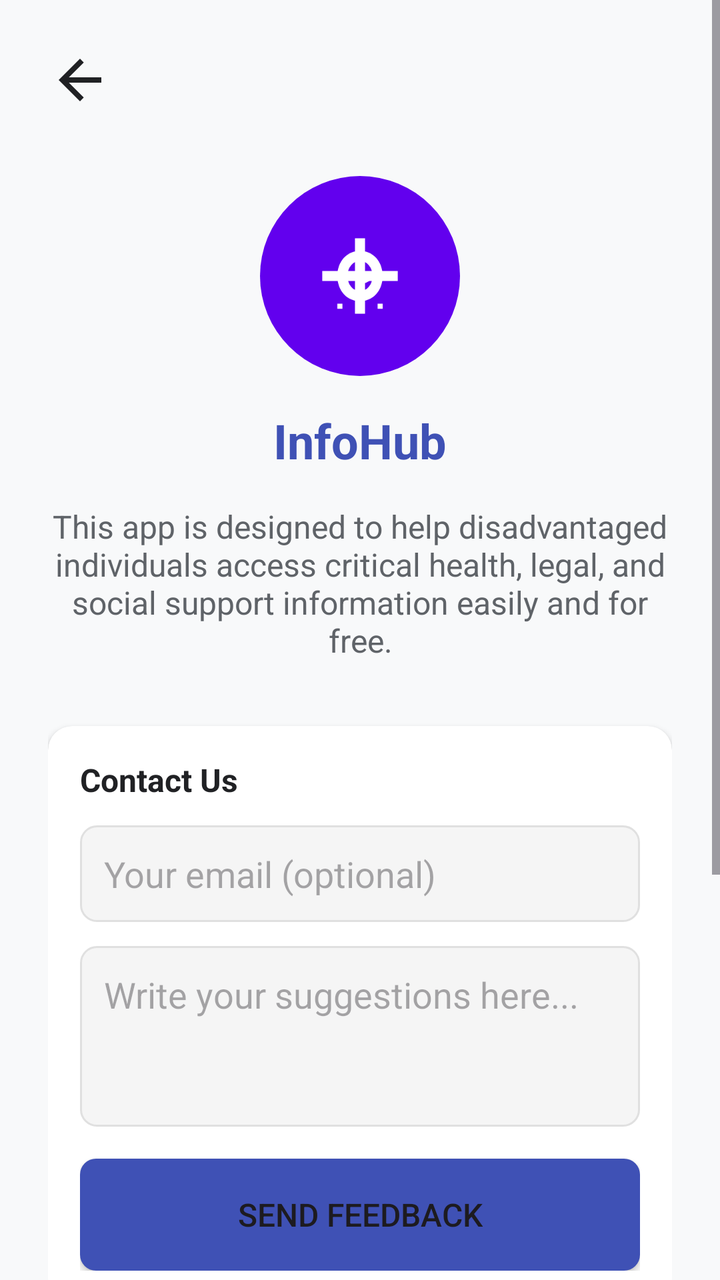
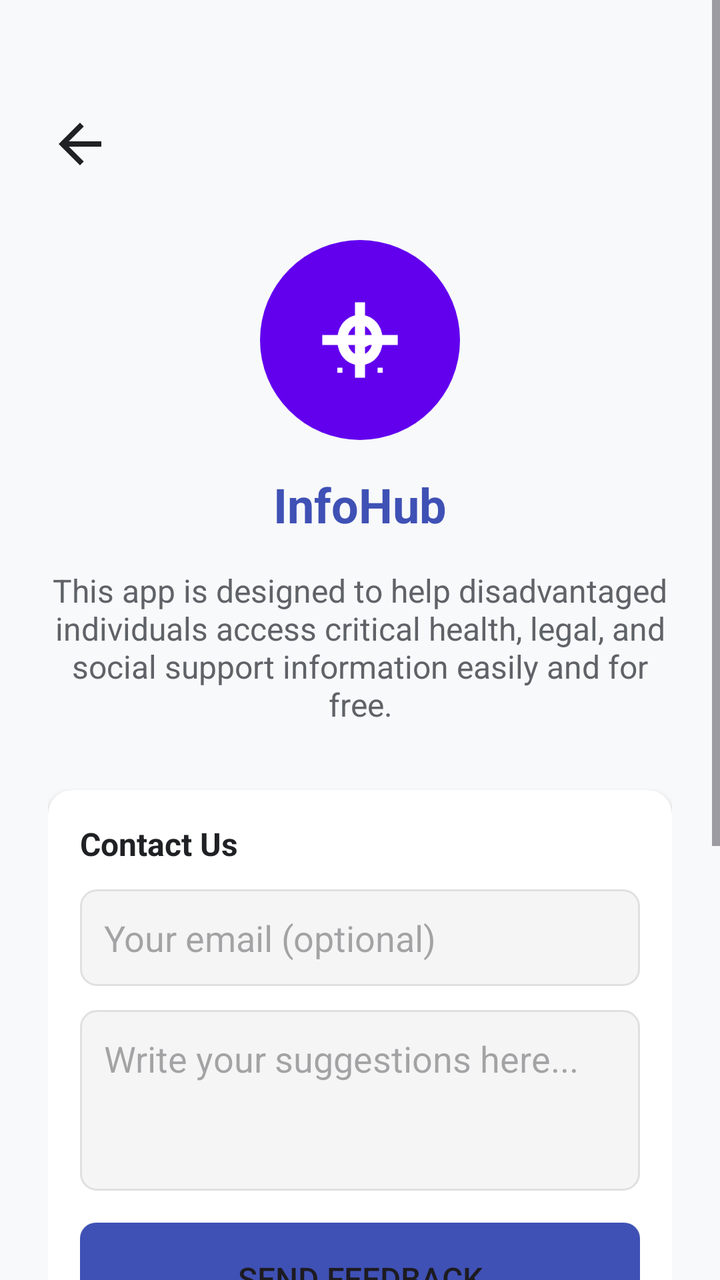

An Android layout rendered at two revisions. The XML below is the earlier revision; the diff shows what the commit changed to produce the second picture.
<!-- AndroidManifest.xml: activity theme Theme.CMP2004TermProject.NoActionBar -->
<!-- res/layout/activity_about.xml -->
<?xml version="1.0" encoding="utf-8"?>
<ScrollView xmlns:android="http://schemas.android.com/apk/res/android"
    xmlns:app="http://schemas.android.com/apk/res-auto"
    android:layout_width="match_parent"
    android:layout_height="match_parent"
    android:background="@color/md_theme_light_background"
    android:fitsSystemWindows="true"
    android:fillViewport="true">

    <LinearLayout
        android:layout_width="match_parent"
        android:layout_height="wrap_content"
        android:orientation="vertical"
        android:padding="24dp"
        android:gravity="center_horizontal">

        <LinearLayout
            android:layout_width="match_parent"
            android:layout_height="wrap_content"
            android:orientation="horizontal"
            android:gravity="center_vertical">
            
            <ImageView
                android:id="@+id/btnBack"
                android:layout_width="32dp"
                android:layout_height="32dp"
                android:src="@drawable/ic_back"
                app:tint="@color/text_primary"
                android:background="?attr/selectableItemBackgroundBorderless"
                android:clickable="true"
                android:focusable="true"
                android:contentDescription="Back" />
            
            <View
                android:layout_width="0dp"
                android:layout_height="0dp"
                android:layout_weight="1"/>
        </LinearLayout>

        <ImageView
            android:layout_width="100dp"
            android:layout_height="100dp"
            android:src="@drawable/ic_launcher_foreground"
            android:background="@drawable/circle_background_purple"
            android:padding="16dp"
            android:layout_marginTop="32dp"
            android:contentDescription="App icon" />

        <TextView
            android:layout_width="wrap_content"
            android:layout_height="wrap_content"
            android:text="@string/app_name"
            android:textSize="24sp"
            android:textStyle="bold"
            android:textColor="@color/md_theme_light_primary"
            android:layout_marginTop="16dp" />

        <TextView
            android:layout_width="match_parent"
            android:layout_height="wrap_content"
            android:text="This app is designed to help disadvantaged individuals access critical health, legal, and social support information easily and for free."
            android:textSize="16sp"
            android:textColor="@color/text_secondary"
            android:textAlignment="center"
            android:gravity="center"
            android:layout_marginTop="16dp"
            android:layout_marginBottom="32dp" />

        <androidx.cardview.widget.CardView
            android:layout_width="match_parent"
            android:layout_height="wrap_content"
            android:layout_marginBottom="16dp"
            app:cardCornerRadius="12dp"
            app:cardElevation="2dp"
            app:cardBackgroundColor="@color/white">

            <LinearLayout
                android:layout_width="match_parent"
                android:layout_height="wrap_content"
                android:orientation="vertical"
                android:padding="16dp">

                <TextView
                    android:layout_width="wrap_content"
                    android:layout_height="wrap_content"
                    android:text="Contact Us"
                    android:textSize="16sp"
                    android:textStyle="bold"
                    android:textColor="@color/text_primary"
                    android:layout_marginBottom="12dp" />

                <EditText
                    android:id="@+id/etEmail"
                    android:layout_width="match_parent"
                    android:layout_height="wrap_content"
                    android:hint="Your email (optional)"
                    android:inputType="textEmailAddress"
                    android:padding="12dp"
                    android:background="@drawable/edittext_background"
                    android:layout_marginBottom="12dp" />

                <EditText
                    android:id="@+id/etFeedback"
                    android:layout_width="match_parent"
                    android:layout_height="wrap_content"
                    android:hint="Write your suggestions here..."
                    android:inputType="textMultiLine"
                    android:minLines="3"
                    android:gravity="top"
                    android:padding="12dp"
                    android:background="@drawable/edittext_background"
                    android:layout_marginBottom="16dp" />

                <Button
                    android:id="@+id/btnSendEmail"
                    android:layout_width="match_parent"
                    android:layout_height="56dp"
                    android:text="Send Feedback"
                    android:textSize="16sp"
                    android:background="@drawable/button_primary" />
            </LinearLayout>
        </androidx.cardview.widget.CardView>

        <androidx.cardview.widget.CardView
            android:layout_width="match_parent"
            android:layout_height="wrap_content"
            app:cardCornerRadius="12dp"
            app:cardElevation="2dp"
            app:cardBackgroundColor="@color/white">

            <LinearLayout
                android:layout_width="match_parent"
                android:layout_height="wrap_content"
                android:orientation="vertical"
                android:padding="16dp">

                <TextView
                    android:layout_width="wrap_content"
                    android:layout_height="wrap_content"
                    android:text="Emergency Help"
                    android:textSize="16sp"
                    android:textStyle="bold"
                    android:textColor="@color/text_primary"
                    android:layout_marginBottom="12dp" />

                <TextView
                    android:layout_width="match_parent"
                    android:layout_height="wrap_content"
                    android:text="Need immediate assistance? Tap the button below to call for help."
                    android:textSize="14sp"
                    android:textColor="@color/text_secondary"
                    android:layout_marginBottom="16dp" />

                <Button
                    android:id="@+id/btnCallHelp"
                    android:layout_width="match_parent"
                    android:layout_height="56dp"
                    android:text="Call for Help (112)"
                    android:textSize="16sp"
                    android:background="@drawable/button_emergency" />
            </LinearLayout>
        </androidx.cardview.widget.CardView>

        <TextView
            android:layout_width="match_parent"
            android:layout_height="wrap_content"
            android:text="Version 1.0"
            android:textSize="12sp"
            android:textColor="@color/text_secondary"
            android:textAlignment="center"
            android:layout_marginTop="32dp"
            android:layout_marginBottom="24dp" />

    </LinearLayout>
</ScrollView>
<!-- resources referenced by this layout -->
<resources>
  <color name="md_theme_light_background">#F8F9FA</color>
  <color name="md_theme_light_primary">#3F51B5</color>
  <color name="text_primary">#202124</color>
  <color name="text_secondary">#5F6368</color>
  <color name="white">#FFFFFF</color>
  <!-- drawable button_emergency (drawable) -->
  <?xml version="1.0" encoding="utf-8"?>
  <ripple xmlns:android="http://schemas.android.com/apk/res/android"
      android:color="#80FFFFFF">
      <item>
          <shape android:shape="rectangle">
              <solid android:color="#F44336" />
              <corners android:radius="8dp" />
          </shape>
      </item>
  </ripple>
  <!-- drawable button_primary (drawable) -->
  <?xml version="1.0" encoding="utf-8"?>
  <ripple xmlns:android="http://schemas.android.com/apk/res/android"
      android:color="@color/md_theme_light_primaryContainer">
      <item>
          <shape android:shape="rectangle">
              <solid android:color="@color/md_theme_light_primary" />
              <corners android:radius="8dp" />
          </shape>
      </item>
  </ripple>
  <!-- drawable circle_background_purple (drawable) -->
  <?xml version="1.0" encoding="utf-8"?>
  <shape xmlns:android="http://schemas.android.com/apk/res/android"
      android:shape="oval">
      <solid android:color="#6200EE" />
  </shape>
  <!-- drawable edittext_background (drawable) -->
  <?xml version="1.0" encoding="utf-8"?>
  <shape xmlns:android="http://schemas.android.com/apk/res/android"
      android:shape="rectangle">
      <solid android:color="#F5F5F5" />
      <corners android:radius="8dp" />
      <stroke android:width="1dp" android:color="#E0E0E0" />
  </shape>
  <!-- drawable ic_back (drawable) -->
  <vector xmlns:android="http://schemas.android.com/apk/res/android"
      android:width="24dp"
      android:height="24dp"
      android:viewportWidth="24"
      android:viewportHeight="24">
    <path
        android:fillColor="#FF000000"
        android:pathData="M20,11H7.83l5.59,-5.59L12,4l-8,8 8,8 1.41,-1.41L7.83,13H20v-2z"/>
  </vector>
  <string name="app_name">InfoHub</string>
  <style name="Theme.CMP2004TermProject.NoActionBar" parent="Theme.CMP2004TermProject">
          <item name="windowActionBar">false</item>
          <item name="windowNoTitle">true</item>
          <item name="android:windowEnterAnimation">@anim/slide_in_right</item>
          <item name="android:windowExitAnimation">@anim/slide_out_left</item>
      </style>
  <color name="md_theme_light_primaryContainer">#E0E8F9</color>
  <color name="md_theme_light_onPrimary">#FFFFFF</color>
  <color name="md_theme_light_onPrimaryContainer">#0B1B60</color>
  <color name="md_theme_light_secondary">#039BE5</color>
  <color name="md_theme_light_onSecondary">#FFFFFF</color>
  <color name="md_theme_light_secondaryContainer">#CBE6FF</color>
  <color name="md_theme_light_onSecondaryContainer">#001E30</color>
  <color name="md_theme_light_surface">#FFFFFF</color>
  <color name="md_theme_light_onSurface">#1A1C1E</color>
  <!-- unchanged entries left out for length: 2 -->
</resources>

<!-- the commit's change to res/layout/activity_about.xml (unified diff, before → after) -->
@@ -11,7 +11,10 @@
         android:layout_width="match_parent"
         android:layout_height="wrap_content"
         android:orientation="vertical"
-        android:padding="24dp"
+        android:paddingStart="24dp"
+        android:paddingEnd="24dp"
+        android:paddingBottom="24dp"
+        android:paddingTop="56dp"
         android:gravity="center_horizontal">
 
         <LinearLayout
